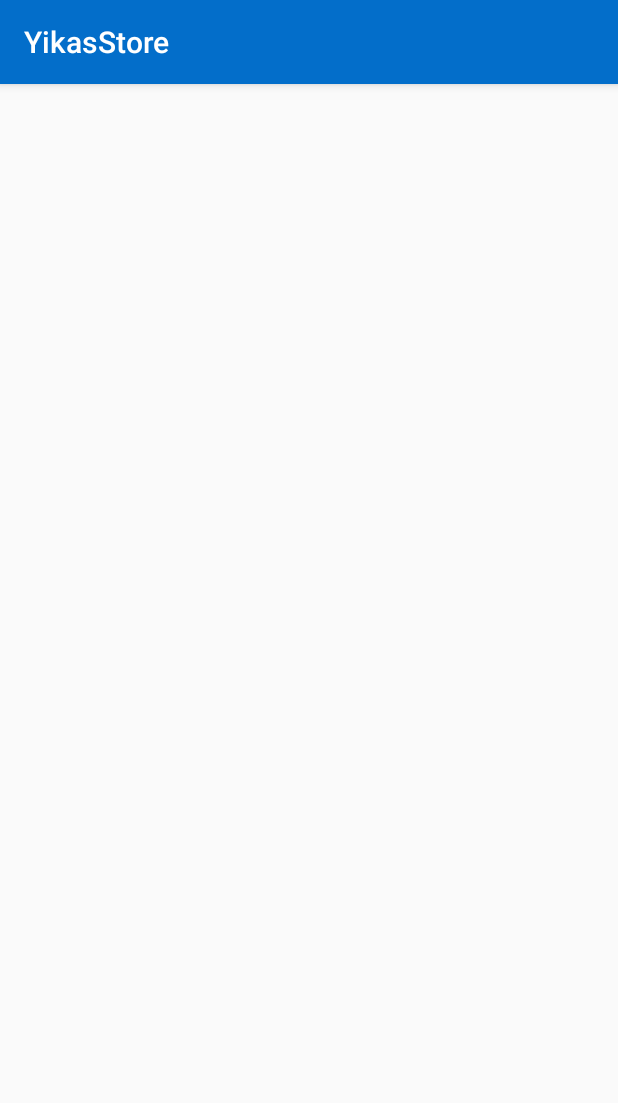
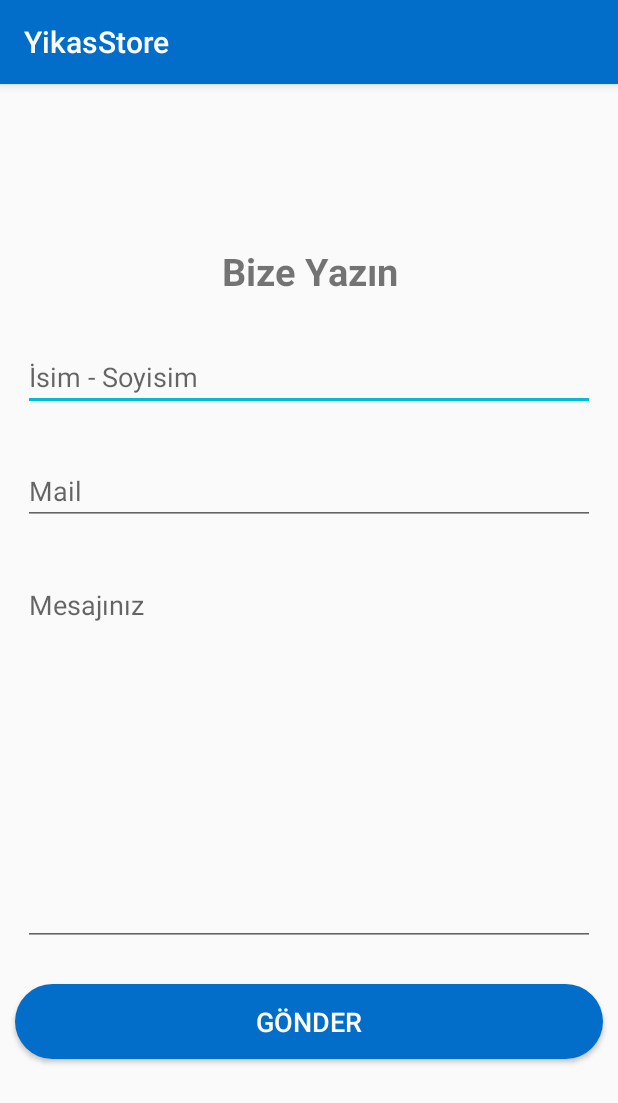
Before and after one commit to yelizkanmaz/YikasStore, an Android app: the ContactsActivity screen opened directly, with no data from a screen before it, on a phone screen of 412 x 824 dp. Shown: the top 1103 px of the screen. Run offline under Robolectric (Android 15) with nearby library versions, the light colour scheme and no system bars.

Commit message:
yikas-39 - İletişim sayfası tasarlanacak

```diff
--- a/app/src/main/res/layout/activity_contacts.xml
+++ b/app/src/main/res/layout/activity_contacts.xml
@@ -1,9 +1,54 @@
 <?xml version="1.0" encoding="utf-8"?>
-<androidx.constraintlayout.widget.ConstraintLayout xmlns:android="http://schemas.android.com/apk/res/android"
-    xmlns:app="http://schemas.android.com/apk/res-auto"
+<LinearLayout
+    xmlns:android="http://schemas.android.com/apk/res/android"
     xmlns:tools="http://schemas.android.com/tools"
     android:layout_width="match_parent"
     android:layout_height="match_parent"
+    android:gravity="center"
+    android:orientation="vertical"
     tools:context=".ContactsActivity">
 
-</androidx.constraintlayout.widget.ConstraintLayout>
+    <TextView
+        android:layout_width="match_parent"
+        android:layout_height="wrap_content"
+        android:layout_marginBottom="15dp"
+        android:text="@string/write_us"
+        android:textAlignment="center"
+        android:textSize="25sp"
+        android:textStyle="bold" />
+
+
+    <EditText
+        android:id="@+id/contactName"
+        android:layout_width="match_parent"
+        android:layout_height="wrap_content"
+        android:layout_margin="15dp"
+        android:hint="@string/txtUserName" />
+
+    <EditText
+        android:id="@+id/contactMail"
+        android:layout_width="match_parent"
+        android:layout_height="wrap_content"
+        android:layout_margin="15dp"
+        android:hint="@string/txtMail"
+        android:inputType="textEmailAddress" />
+
+    <EditText
+        android:id="@+id/contactMessage"
+        android:layout_width="match_parent"
+        android:layout_height="250dp"
+        android:layout_margin="15dp"
+        android:gravity="start"
+        android:hint="@string/contact_message"
+        android:maxLines="10" />
+
+    <Button
+        android:layout_width="match_parent"
+        android:layout_height="50dp"
+        android:layout_margin="10dp"
+        android:background="@drawable/rounded_text_area"
+        android:text="@string/send"
+        android:textColor="@color/white"
+        android:textSize="18sp"/>
+
+</LinearLayout>
--- a/app/src/main/res/values/strings.xml
+++ b/app/src/main/res/values/strings.xml
@@ -26,4 +26,7 @@
     <string name="go_to_detail">Detaya Git</string>
     <string name="clear_the_basket">Sepeti Temizle</string>
     <string name="complete_the_purchase">Alışverişi Tamamla</string>
+    <string name="write_us">Bize Yazın</string>
+    <string name="contact_message">Mesajınız</string>
+    <string name="send">Gönder</string>
 </resources>
```
